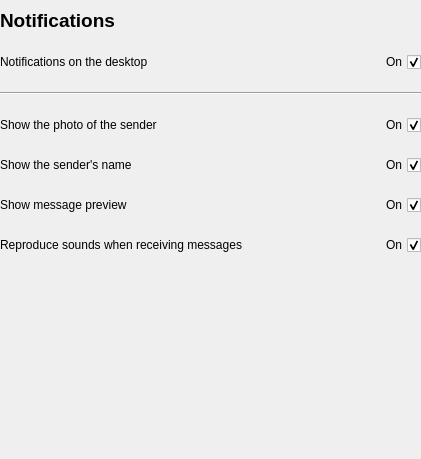
Before: the Qt Designer form zapzap/view/ui/notifications_page.ui in jmbatistav/zapzap, drawn with Qt 5.
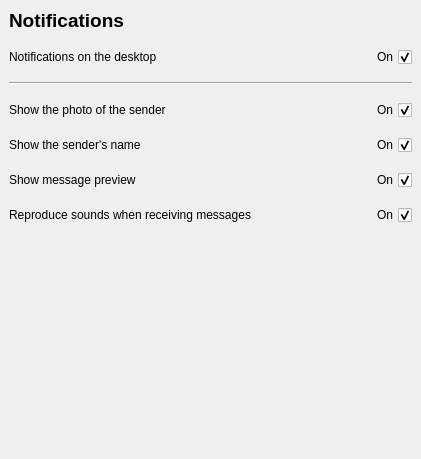
After: the same form once the commit is applied.

What changed in the file:
```diff
--- a/zapzap/view/ui/notifications_page.ui
+++ b/zapzap/view/ui/notifications_page.ui
@@ -54,16 +54,16 @@
       </property>
       <layout class="QVBoxLayout" name="verticalLayout">
        <property name="spacing">
-        <number>20</number>
+        <number>15</number>
        </property>
        <property name="leftMargin">
-        <number>0</number>
+        <number>9</number>
        </property>
        <property name="rightMargin">
-        <number>0</number>
+        <number>9</number>
        </property>
        <property name="bottomMargin">
-        <number>0</number>
+        <number>9</number>
        </property>
        <item>
         <widget class="QLabel" name="label">
```
